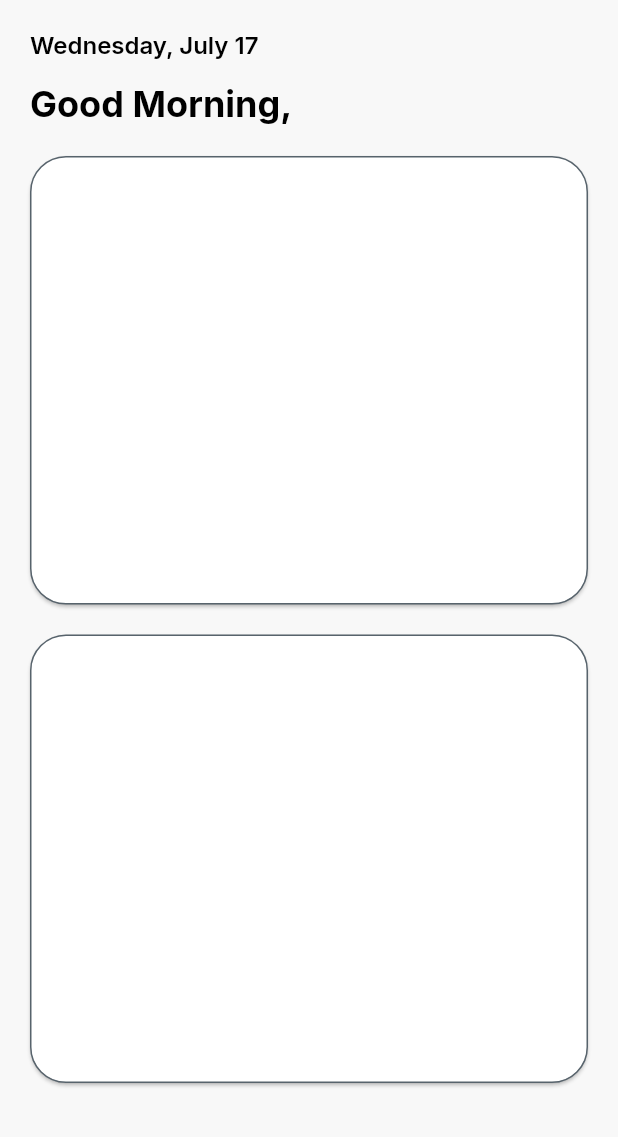
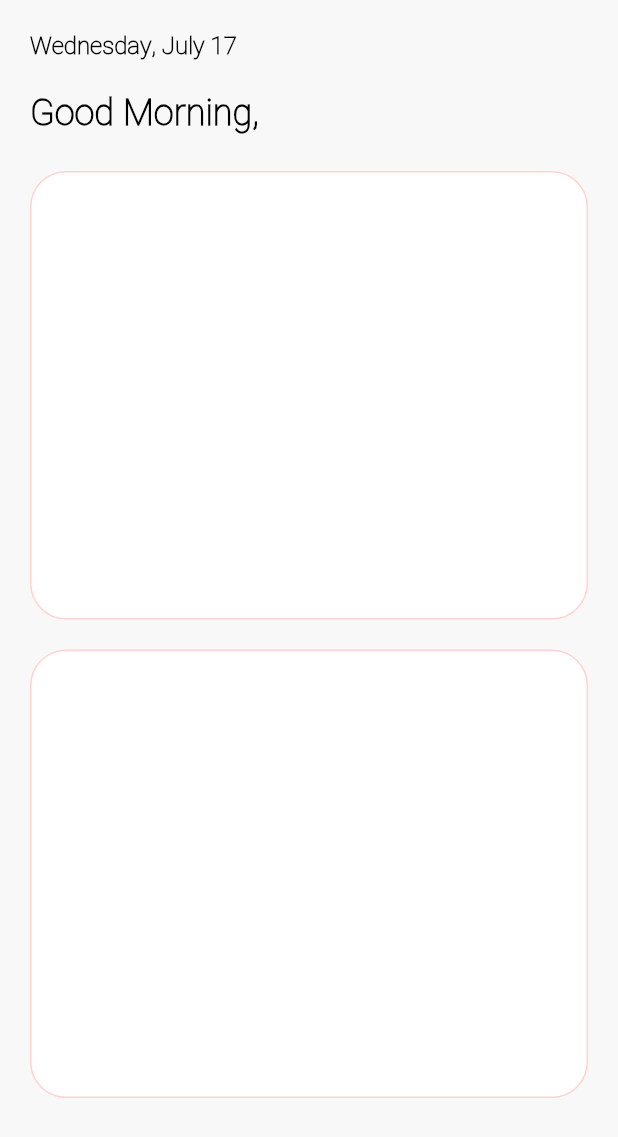
Before and after one commit to Jay-At-Bosc/clockies, a Flutter app: the HomeWidget screen opened directly, on a phone screen of 412 x 824 dp. Shown: the top 1137 px of the screen. Run offline on Flutter 3.47's test engine with Material 3 defaults, Android fonts, the phone set to English and light mode, and no system bars; our stand-ins replace auto_size_text, data_table_2, dropdown_button2, easy_debounce, equatable, font_awesome_flutter and 8 more; missing offline and left inert: aligned_dialog, json_path, mime_type; accounts and stored records are empty; network calls fail; key blocks and very long unbroken strings in the code were emptied for the run.

Commit message:
change in theme

```diff
--- a/lib/actions/actions.dart
+++ b/lib/actions/actions.dart
@@ -153,7 +153,7 @@ Future createNewTask(
           ),
         ),
         duration: const Duration(milliseconds: 4000),
-        backgroundColor: FlutterFlowTheme.of(context).success1,
+        backgroundColor: FlutterFlowTheme.of(context).borderColor,
       ),
     );
   } else {
@@ -210,7 +210,7 @@ Future updateTask(
           ),
         ),
         duration: const Duration(milliseconds: 4000),
-        backgroundColor: FlutterFlowTheme.of(context).success1,
+        backgroundColor: FlutterFlowTheme.of(context).borderColor,
       ),
     );
   } else {
--- a/lib/auth/forgot_password_screen/forgot_password_screen_widget.dart
+++ b/lib/auth/forgot_password_screen/forgot_password_screen_widget.dart
@@ -250,7 +250,7 @@ class _ForgotPasswordScreenWidgetState
                                 ),
                                 duration: const Duration(milliseconds: 3000),
                                 backgroundColor:
-                                    FlutterFlowTheme.of(context).success1,
+                                    FlutterFlowTheme.of(context).borderColor,
                               ),
                             );
                           } else {
--- a/lib/components/add_project_dialog/add_project_dialog_model.dart
+++ b/lib/components/add_project_dialog/add_project_dialog_model.dart
@@ -149,7 +149,7 @@ class AddProjectDialogModel extends FlutterFlowModel<AddProjectDialogWidget> {
                 ),
           ),
           duration: const Duration(milliseconds: 4000),
-          backgroundColor: FlutterFlowTheme.of(context).success1,
+          backgroundColor: FlutterFlowTheme.of(context).borderColor,
         ),
       );
     } else {
--- a/lib/components/add_project_dialog/add_project_dialog_widget.dart
+++ b/lib/components/add_project_dialog/add_project_dialog_widget.dart
@@ -420,10 +420,11 @@ class _AddProjectDialogWidgetState extends State<AddProjectDialogWidget> {
                                           FlutterFlowTheme.of(context)
                                               .headlineLarge
                                               .override(
-                                                fontFamily: 'Inter',
+                                                fontFamily: 'Araboto',
                                                 fontSize: 32.0,
                                                 letterSpacing: 0.0,
                                                 fontWeight: FontWeight.w600,
+                                                useGoogleFonts: false,
                                               ),
                                       pickerBackgroundColor:
                                           FlutterFlowTheme.of(context)
@@ -587,10 +588,11 @@ class _AddProjectDialogWidgetState extends State<AddProjectDialogWidget> {
                                           FlutterFlowTheme.of(context)
                                               .headlineLarge
                                               .override(
-                                                fontFamily: 'Inter',
+                                                fontFamily: 'Araboto',
                                                 fontSize: 32.0,
                                                 letterSpacing: 0.0,
                                                 fontWeight: FontWeight.w600,
+                                                useGoogleFonts: false,
                                               ),
                                       pickerBackgroundColor:
                                           FlutterFlowTheme.of(context)
--- a/lib/flutter_flow/flutter_flow_theme.dart
+++ b/lib/flutter_flow/flutter_flow_theme.dart
@@ -32,7 +32,7 @@ abstract class FlutterFlowTheme {
   late Color error;
   late Color info;
 
-  late Color success1;
+  late Color borderColor;
   late Color warning1;
   late Color error1;
   late Color backgroundColor;
@@ -136,7 +136,7 @@ class LightModeTheme extends FlutterFlowTheme {
   late Color error = const Color(0xFFFF5963);
   late Color info = const Color(0xFFFFFFFF);
 
-  late Color success1 = const Color(0xFF54D62C);
+  late Color borderColor = const Color(0xFFFFD3D3);
   late Color warning1 = const Color(0xFFFFC107);
   late Color error1 = const Color(0xFFFF4842);
   late Color backgroundColor = const Color(0xFFEFF2F6);
@@ -212,9 +212,9 @@ class ThemeTypography extends Typography {
         fontWeight: FontWeight.w600,
         fontSize: 36.0,
       );
-  String get headlineLargeFamily => 'Inter';
-  TextStyle get headlineLarge => GoogleFonts.getFont(
-        'Inter',
+  String get headlineLargeFamily => 'Araboto';
+  TextStyle get headlineLarge => TextStyle(
+        fontFamily: 'Araboto',
         color: theme.primaryText,
         fontWeight: FontWeight.bold,
         fontSize: 24.0,
@@ -226,9 +226,9 @@ class ThemeTypography extends Typography {
         fontWeight: FontWeight.normal,
         fontSize: 24.0,
       );
-  String get headlineSmallFamily => 'Inter';
-  TextStyle get headlineSmall => GoogleFonts.getFont(
-        'Inter',
+  String get headlineSmallFamily => 'Araboto';
+  TextStyle get headlineSmall => TextStyle(
+        fontFamily: 'Araboto',
         color: theme.primaryText,
         fontWeight: FontWeight.w600,
         fontSize: 16.0,
--- a/lib/new_clockies/home/home_widget.dart
+++ b/lib/new_clockies/home/home_widget.dart
@@ -66,8 +66,9 @@ class _HomeWidgetState extends State<HomeWidget> {
                             style: FlutterFlowTheme.of(context)
                                 .headlineSmall
                                 .override(
-                                  fontFamily: 'Inter',
+                                  fontFamily: 'Araboto',
                                   letterSpacing: 0.0,
+                                  useGoogleFonts: false,
                                 ),
                           ),
                         ),
@@ -75,53 +76,39 @@ class _HomeWidgetState extends State<HomeWidget> {
                           alignment: const AlignmentDirectional(-1.0, 0.0),
                           child: Text(
                             '${functions.selectGreetings(getCurrentTimestamp)}${FFAppState().user.userName}',
+                            maxLines: 1,
                             style: FlutterFlowTheme.of(context)
                                 .headlineLarge
                                 .override(
-                                  fontFamily: 'Inter',
+                                  fontFamily: 'Araboto',
                                   letterSpacing: 0.0,
+                                  useGoogleFonts: false,
                                 ),
                           ),
                         ),
                       ].divide(const SizedBox(height: 16.0)),
                     ),
-                    Material(
-                      color: Colors.transparent,
-                      elevation: 1.0,
-                      shape: RoundedRectangleBorder(
-                        borderRadius: BorderRadius.circular(24.0),
-                      ),
-                      child: Container(
+                    Container(
                       width: double.infinity,
                       height: 299.0,
                       decoration: BoxDecoration(
-                          color:
-                              FlutterFlowTheme.of(context).secondaryBackground,
+                        color: FlutterFlowTheme.of(context).secondaryBackground,
                         borderRadius: BorderRadius.circular(24.0),
                         border: Border.all(
-                            color: FlutterFlowTheme.of(context).secondaryText,
+                          color: FlutterFlowTheme.of(context).borderColor,
                           width: 1.0,
                         ),
                       ),
                     ),
-                    ),
-                    Material(
-                      color: Colors.transparent,
-                      elevation: 1.0,
-                      shape: RoundedRectangleBorder(
-                        borderRadius: BorderRadius.circular(24.0),
-                      ),
-                      child: Container(
+                    Container(
                       width: double.infinity,
                       height: 299.0,
                       decoration: BoxDecoration(
-                          color:
-                              FlutterFlowTheme.of(context).secondaryBackground,
+                        color: FlutterFlowTheme.of(context).secondaryBackground,
                         borderRadius: BorderRadius.circular(24.0),
                         border: Border.all(
-                            color: FlutterFlowTheme.of(context).secondaryText,
+                          color: FlutterFlowTheme.of(context).borderColor,
                           width: 1.0,
-                          ),
                         ),
                       ),
                     ),
--- a/lib/pages/project_detail_screen/project_detail_screen_model.dart
+++ b/lib/pages/project_detail_screen/project_detail_screen_model.dart
@@ -160,7 +160,7 @@ class ProjectDetailScreenModel
             ),
           ),
           duration: const Duration(milliseconds: 4000),
-          backgroundColor: FlutterFlowTheme.of(context).success1,
+          backgroundColor: FlutterFlowTheme.of(context).borderColor,
         ),
       );
     } else {
--- a/lib/pages/timeline/timeline_widget.dart
+++ b/lib/pages/timeline/timeline_widget.dart
@@ -174,10 +174,11 @@ class _TimelineWidgetState extends State<TimelineWidget> {
                                             FlutterFlowTheme.of(context)
                                                 .headlineLarge
                                                 .override(
-                                                  fontFamily: 'Inter',
+                                                  fontFamily: 'Araboto',
                                                   fontSize: 32.0,
                                                   letterSpacing: 0.0,
                                                   fontWeight: FontWeight.w600,
+                                                  useGoogleFonts: false,
                                                 ),
                                         pickerBackgroundColor:
                                             FlutterFlowTheme.of(context)
```
Also changed, not shown: lib/add_task/add_task_widget.dart (+6 -2 lines), lib/components/dashboard_time_line_component/dashboard_time_line_component_widget.dart (+8 -4 lines), lib/pages/add_task_screen/add_task_screen_widget.dart (+6 -2 lines), lib/pages/edit_task_screen/edit_task_screen_widget.dart (+8 -4 lines), pubspec.yaml (+14 -0 lines), assets/fonts/Araboto_Black_400.ttf (added), assets/fonts/Araboto_Bold_400.ttf (added), assets/fonts/Araboto_Light_400.ttf (added), assets/fonts/Araboto_Medium_400.ttf (added), assets/fonts/Araboto_Normal_400.ttf (added), assets/fonts/Araboto_Thin_400.ttf (added). Lines whose indentation alone changed are shown as unchanged.
